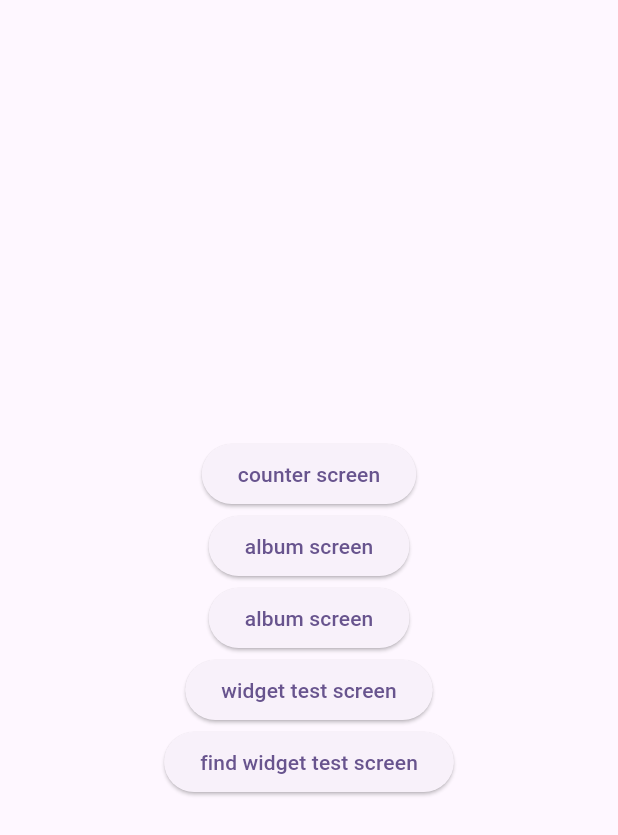
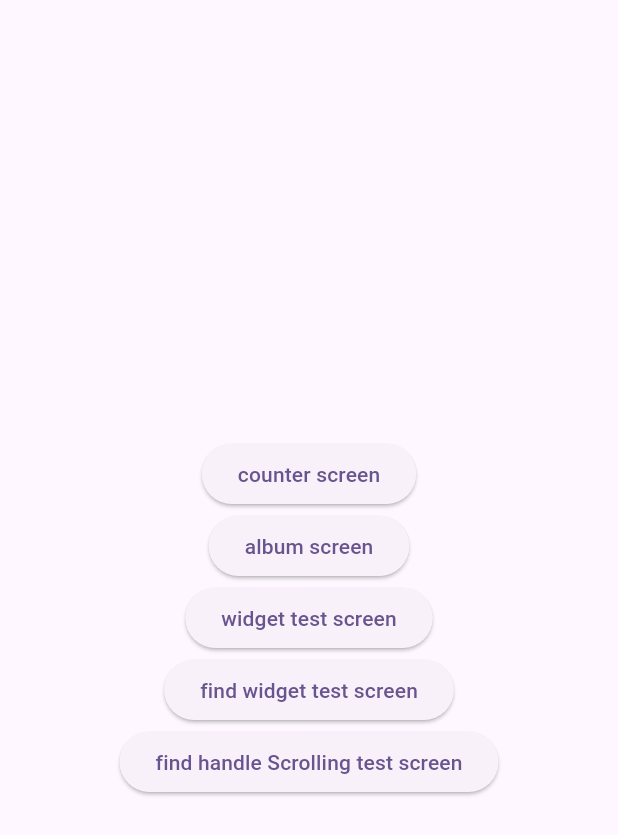
Before and after one commit to Oh-Kang94/test_tdd_example, a Flutter app: the screen it shows after launch, on a phone screen of 412 x 824 dp. Shown: the top 835 px of the screen. Run offline on Flutter 3.47's test engine with Material 3 defaults, Android fonts, the phone set to English and light mode, and no system bars; our stand-ins replace dio, freezed_annotation.

Commit message:
Add: Test for Handle Scrolling Widget

```diff
--- a/lib/main.dart
+++ b/lib/main.dart
@@ -3,6 +3,7 @@ import 'package:test_tdd_example_inflearn/2_album/album_screen.dart';
 import 'package:test_tdd_example_inflearn/1_counter/counter_screen.dart';
 import 'package:test_tdd_example_inflearn/3_widget_test/widget_test_screen.dart';
 import 'package:test_tdd_example_inflearn/4_find_widget/find_widget_screen.dart';
+import 'package:test_tdd_example_inflearn/5_handle_scrolling/handle_scrolling_screen.dart';
 import 'package:test_tdd_example_inflearn/root_screen.dart';
 
 void main() {
@@ -33,7 +34,11 @@ class MyApp extends StatelessWidget {
               title: 'title',
               message: 'message',
             ),
-        FindWidgetScreen.routesName : (context) => const FindWidgetScreen(title: 'find Widget'),
+        FindWidgetScreen.routesName: (context) =>
+            const FindWidgetScreen(title: 'find Widget'),
+        HandleScrollingScreen.routesName: (context) => HandleScrollingScreen(
+              items: List.generate(10000, (i) => "Item $i"),
+            ),
       },
     );
   }
--- a/lib/root_screen.dart
+++ b/lib/root_screen.dart
@@ -3,6 +3,7 @@ import 'package:test_tdd_example_inflearn/2_album/album_screen.dart';
 import 'package:test_tdd_example_inflearn/1_counter/counter_screen.dart';
 import 'package:test_tdd_example_inflearn/3_widget_test/widget_test_screen.dart';
 import 'package:test_tdd_example_inflearn/4_find_widget/find_widget_screen.dart';
+import 'package:test_tdd_example_inflearn/5_handle_scrolling/handle_scrolling_screen.dart';
 
 class RootScreen extends StatelessWidget {
   const RootScreen({super.key});
@@ -33,13 +34,6 @@ class RootScreen extends StatelessWidget {
             ElevatedButton(
               onPressed: () => Navigator.pushNamed(
                 context,
-                AlbumScreen.routesName,
-              ),
-              child: const Text("album screen"),
-            ),
-            ElevatedButton(
-              onPressed: () => Navigator.pushNamed(
-                context,
                 WidgetTestScreen.routesName,
               ),
               child: const Text("widget test screen"),
@@ -51,6 +45,13 @@ class RootScreen extends StatelessWidget {
               ),
               child: const Text("find widget test screen"),
             ),
+            ElevatedButton(
+              onPressed: () => Navigator.pushNamed(
+                context,
+                HandleScrollingScreen.routesName,
+              ),
+              child: const Text("find handle Scrolling test screen"),
+            ),
           ],
         ),
       ),
```
Also changed, not shown: lib/5_handle_scrolling/handle_scrolling_screen.dart (added, +26 -0 lines), 2 other files.
